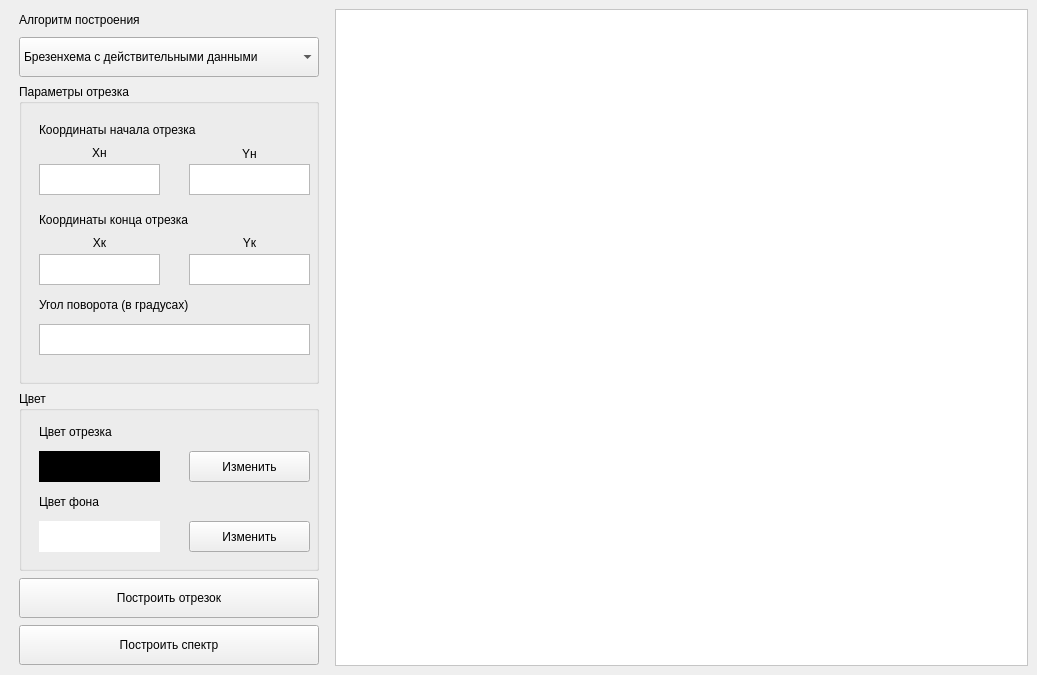
hahaclassic/computer-graphics, file lab_03_01/ui/mainwindow.ui: the form before one commit.
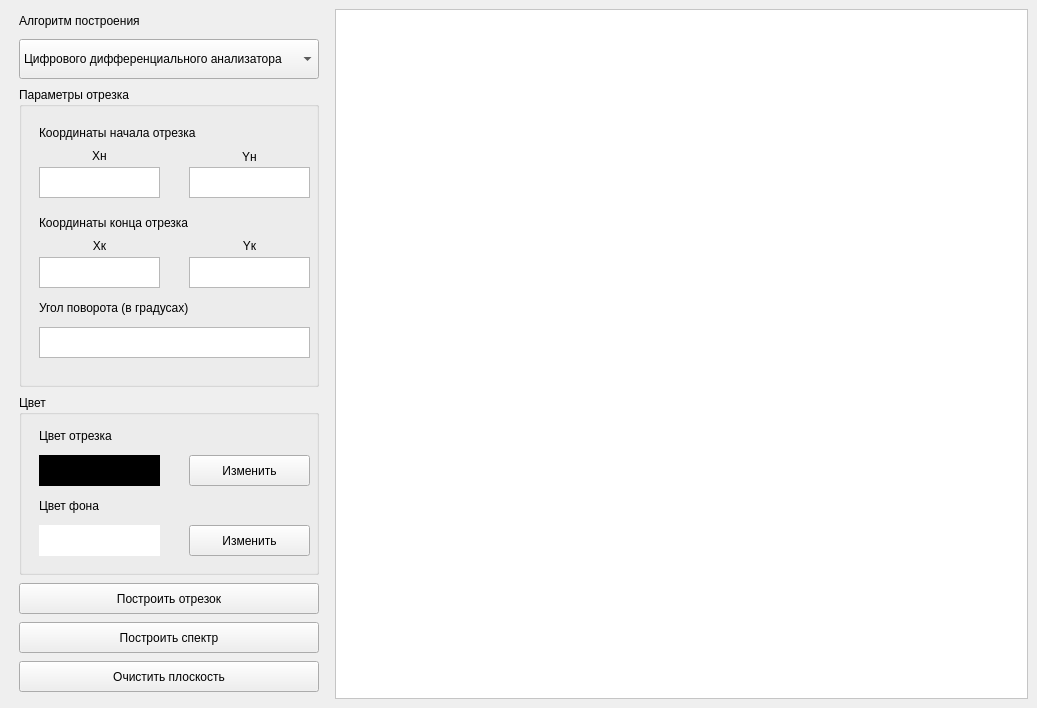
The form after the commit.

Patch:
```diff
--- a/lab_03_01/ui/mainwindow.ui
+++ b/lab_03_01/ui/mainwindow.ui
@@ -7,7 +7,7 @@
     <x>0</x>
     <y>0</y>
     <width>1037</width>
-    <height>675</height>
+    <height>708</height>
    </rect>
   </property>
   <property name="minimumSize">
@@ -56,6 +56,11 @@
           <height>16777215</height>
          </size>
         </property>
+        <item>
+         <property name="text">
+          <string>Цифрового дифференциального анализатора</string>
+         </property>
+        </item>
         <item>
          <property name="text">
           <string>Брезенхема с действительными данными</string>
@@ -356,7 +361,7 @@
         <property name="minimumSize">
          <size>
           <width>0</width>
-          <height>40</height>
+          <height>31</height>
          </size>
         </property>
         <property name="maximumSize">
@@ -375,7 +380,7 @@
         <property name="minimumSize">
          <size>
           <width>0</width>
-          <height>40</height>
+          <height>31</height>
          </size>
         </property>
         <property name="maximumSize">
@@ -389,6 +394,19 @@
         </property>
        </widget>
       </item>
+      <item>
+       <widget class="QPushButton" name="clearBtn">
+        <property name="minimumSize">
+         <size>
+          <width>0</width>
+          <height>31</height>
+         </size>
+        </property>
+        <property name="text">
+         <string>Очистить плоскость</string>
+        </property>
+       </widget>
+      </item>
      </layout>
     </item>
     <item>
```
Left out of the diff: 5 changed lines with no effect on the pictures.
